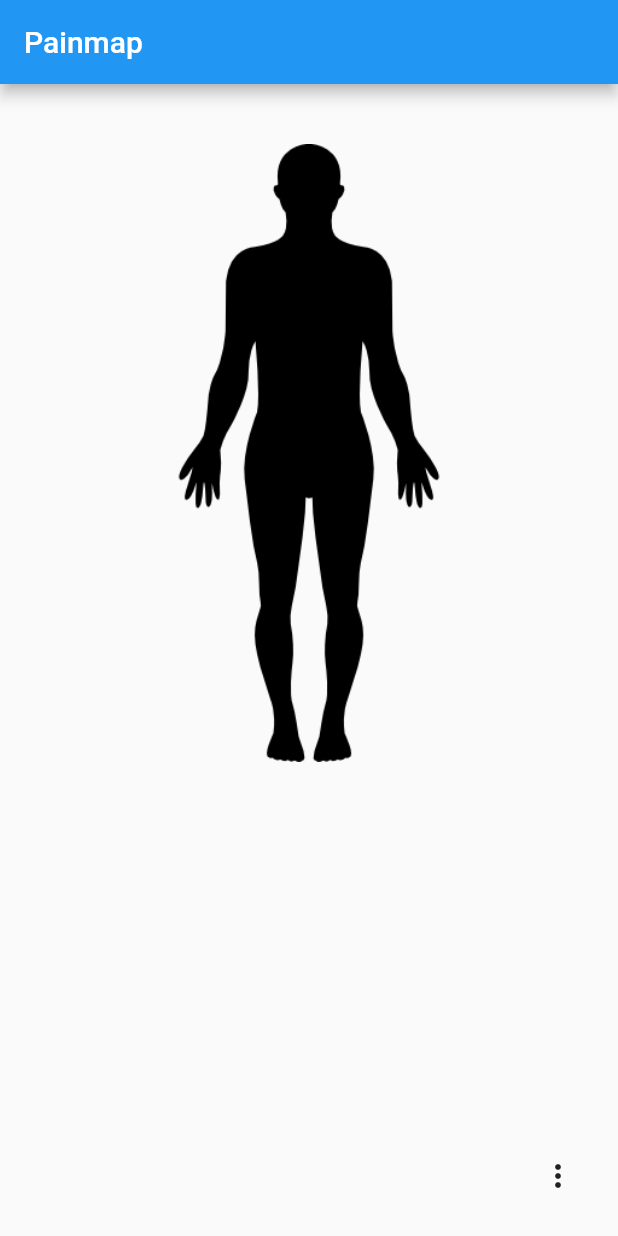
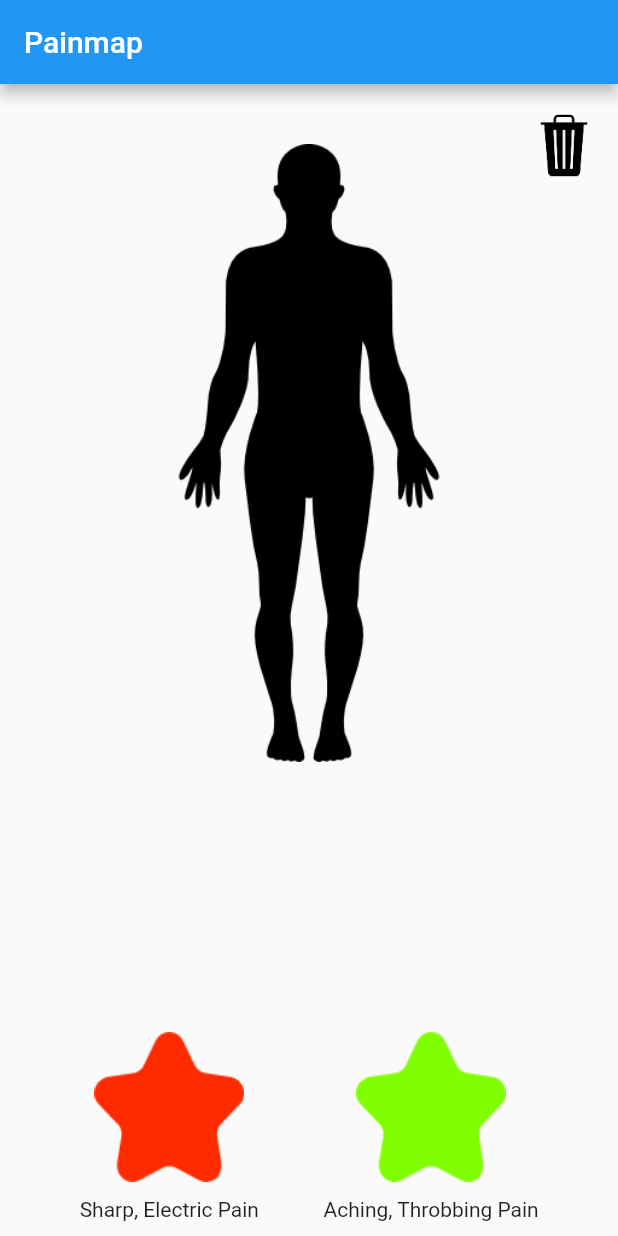
Before and after one commit to owen-yap/Cyberlife, a Flutter app: the screen it shows after launch, on a phone screen of 412 x 824 dp. Run offline on Flutter 3.47's test engine with Material 2 defaults, Android fonts, the phone set to English and light mode, and no system bars.

Commit message:
Added a bunch of assets

```diff
--- a/lib/main.dart
+++ b/lib/main.dart
@@ -37,12 +37,9 @@ enum Status {
 }
 
 class PainSticker extends StatefulWidget {
-  const PainSticker({Key? key, required this.degree, this.x = 0,
-    this.y = 0, this.scale = 3.0, this.draggable = true, required this.appBarHeight}) : super(key: key);
+  const PainSticker({Key? key, required this.degree, this.scale = 3.0, this.draggable = true, this.appBarHeight = 0}) : super(key: key);
 
   final Status degree;
-  final double x;
-  final double y;
   final double scale;
   final bool draggable;
   final double appBarHeight;
@@ -58,14 +55,13 @@ class PainSticker extends StatefulWidget {
 
     return base;
   }
-
-
 }
 
 class _PainStickerState extends State<PainSticker> {
 
-  double _x = 100;
-  double _y = 100;
+  double _x = 155;
+  double _y = 200;
+  bool delete = false;
 
   @override
   Widget build(BuildContext context) {
@@ -75,34 +71,32 @@ class _PainStickerState extends State<PainSticker> {
         top: _y,
         child: Draggable<String>(
           data: 'hi',
-          feedback: Container(
-            child: Center(
-              child: Image.asset(widget.getAsset(), scale: widget.scale),
-            ),
+          feedback: Center(
+            child: Image.asset(widget.getAsset(), scale: widget.scale),
           ),
           childWhenDragging: Container(),
           onDragEnd: (dragDetails) {
             setState(() {
-              //print(dragDetails.offset.dy);
               _x = dragDetails.offset.dx;
               _y = dragDetails.offset.dy - widget.appBarHeight - MediaQueryData.fromWindow(window).padding.top;
-              if (_y < -20) _y = -20;
-              else if (_y > 500) _y = 500;
+              if (_y < 0) { _y = 0; }
+              else if (_y > 480) { _y = 480; }
+              if (_x > 320 && _y < 30) {
+                delete = true;
+              }
+              //print(_x);
+              //print(_y);
               //print(MediaQuery.of(context).viewPadding.top);
             });
           },
-          child: Container(
-            child: Center(
-              child: Image.asset(widget.getAsset(), scale: widget.scale),
-            ),
+          child: Center(
+            child: Image.asset(widget.getAsset(), scale: widget.scale),
           ),
-        )
+        ),
       );
     } else {
-      return Container(
-        child: Center(
+      return Center(
           child: Image.asset(widget.getAsset(), scale: widget.scale),
-        ),
       );
     }
   }
@@ -110,14 +104,26 @@ class _PainStickerState extends State<PainSticker> {
 
 class _PainMapState extends State<PainMap> {
 
+
   List<Widget> widgetList = <Widget>[
     Container(
       margin: const EdgeInsets.only(top: 40.0),
       child: Image.asset("assets/images/png/silhouette.png"),
+    ),
+    Positioned(
+      right: 20,
+      top: 20,
+      child: Center(child: Image.asset("assets/images/png/trash.png", scale: 2.0))
     )
   ];
 
   List<Widget> _createChildren() {
+    for (var item in widgetList) {
+      print(item);
+      if (item is PainSticker) {
+        PainSticker cur =  item as PainSticker;
+      }
+    }
     return widgetList;
   }
 
@@ -127,6 +133,8 @@ class _PainMapState extends State<PainMap> {
       widgetList.add(PainSticker(degree: item, draggable: true, appBarHeight: height));
     });
   }
+
+
 
   @override
   Widget build(BuildContext context) {
@@ -139,51 +147,79 @@ class _PainMapState extends State<PainMap> {
         child: Column(
           mainAxisAlignment: MainAxisAlignment.start,
           children: <Widget>[
-            SizedBox(
-              width: 500,
-              height: 500,
+            Expanded(
               child: Stack(
                 children: _createChildren()
+              ),
+            ),
+            Padding(
+              padding: const EdgeInsets.all(10.0),
+              child: Row( // Bottom Row
+                mainAxisAlignment: MainAxisAlignment.spaceEvenly,
+                children: <Widget>[
+                  Column(
+                    children: [
+                      Container(
+                        padding: const EdgeInsets.all(10.0),
+                        child: GestureDetector(
+                          onTap: () {
+                            _addSticker(Status.red, appBar.preferredSize.height);
+                          },
+                          child: const PainSticker(degree: Status.red, scale: 1.0, draggable: false),
+                        )
+                      ),
+                      const Text("Sharp, Electric Pain", textAlign: TextAlign.center) // "Neuropathic pain: Sharp, Electric, Shooting, Stabbing"
+                    ],
+                  ),
+                  Column(
+                    children: [
+                      Container(
+                        padding: const EdgeInsets.all(10.0),
+                        child: GestureDetector(
+                          onTap: () {
+                            _addSticker(Status.green, appBar.preferredSize.height);
+                          },
+                          child: const PainSticker(degree: Status.green, scale: 1.0, draggable: false),
+                        ),
+                      ),
+                      const Text("Aching, Throbbing Pain", textAlign: TextAlign.center), // "Musculoskeletal pain"
+                    ],
+                  ),
+                ],
               ),
             ),
           ],
         ),
       ),
-      floatingActionButton: PopupMenuButton<Status>(
+      /* floatingActionButton: PopupMenuButton<Status>(
         onSelected: (Status item) {
           _addSticker(item, appBar.preferredSize.height);
         },
         itemBuilder: (BuildContext context) => <PopupMenuEntry<Status>>[
           PopupMenuItem<Status>(
             value: Status.red,
-            child: Container(
-              padding: const EdgeInsets.all(10.0),
-              child: PainSticker(degree: Status.red, scale: 1.0, draggable: false, appBarHeight: appBar.preferredSize.height),
-            ),
-          ),
-          PopupMenuItem<Status>(
-            value: Status.orange,
-            child: Container(
-              padding: const EdgeInsets.all(10.0),
-              child: PainSticker(degree: Status.orange, scale: 1.0, draggable: false, appBarHeight: appBar.preferredSize.height),
-            ),
-          ),
-          PopupMenuItem<Status>(
-            value: Status.yellow,
-            child: Container(
-              padding: const EdgeInsets.all(10.0),
-              child: PainSticker(degree: Status.yellow, scale: 1.0, draggable: false, appBarHeight: appBar.preferredSize.height),
+            child: Column(
+              children: [
+                Container(
+                  padding: const EdgeInsets.all(10.0),
+                  child: PainSticker(degree: Status.red, scale: 1.0, draggable: false, appBarHeight: appBar.preferredSize.height),
+                ),
+                const Text("Sharp, Electric Pain", textAlign: TextAlign.center)], // "Neuropathic pain: Sharp, Electric, Shooting, Stabbing"
             ),
           ),
           PopupMenuItem<Status>(
             value: Status.green,
-            child: Container(
-              padding: const EdgeInsets.all(10.0),
-              child: PainSticker(degree: Status.green, scale: 1.0, draggable: false, appBarHeight: appBar.preferredSize.height),
+            child: Column(
+              children: [
+                Container(
+                  padding: const EdgeInsets.all(10.0),
+                  child: PainSticker(degree: Status.green, scale: 1.0, draggable: false, appBarHeight: appBar.preferredSize.height),
+                ),
+                const Text("Aching, Throbbing Pain", textAlign: TextAlign.center)], // "Musculoskeletal pain"
             ),
           ),
         ]
-      ), // This trailing comma makes auto-formatting nicer for build methods.
+      ), // This trailing comma makes auto-formatting nicer for build methods. */
     );
   }
 }
```
Also changed, not shown: assets/images/png/trash.png (added).
